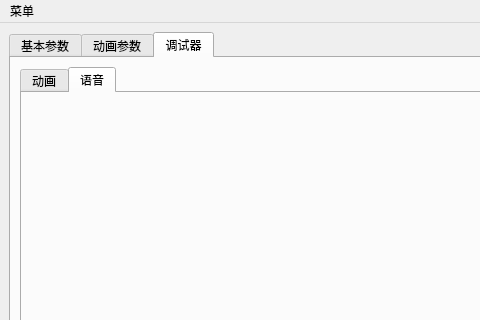
This is UI/Setbox.ui in Cardinal-Designer/show as Qt 5 draws it before an edit; both pictures show x 0 to 480 and y 0 to 320 of the 800 by 500 pixel window. The edited form follows.
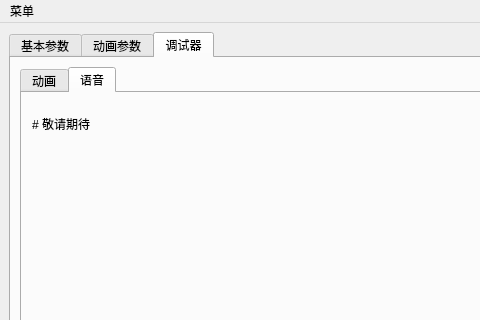
This is the edited form. The open tabs and pages were chosen to show the change.

```diff
--- a/UI/Setbox.ui
+++ b/UI/Setbox.ui
@@ -658,6 +658,22 @@
            <attribute name="title">
             <string>语音</string>
            </attribute>
+           <widget class="QLabel" name="label">
+            <property name="geometry">
+             <rect>
+              <x>10</x>
+              <y>10</y>
+              <width>111</width>
+              <height>41</height>
+             </rect>
+            </property>
+            <property name="text">
+             <string># 敬请期待</string>
+            </property>
+            <property name="textFormat">
+             <enum>Qt::MarkdownText</enum>
+            </property>
+           </widget>
           </widget>
          </widget>
         </item>
```
Left out of the diff: 35 changed lines with no effect on the pictures.
